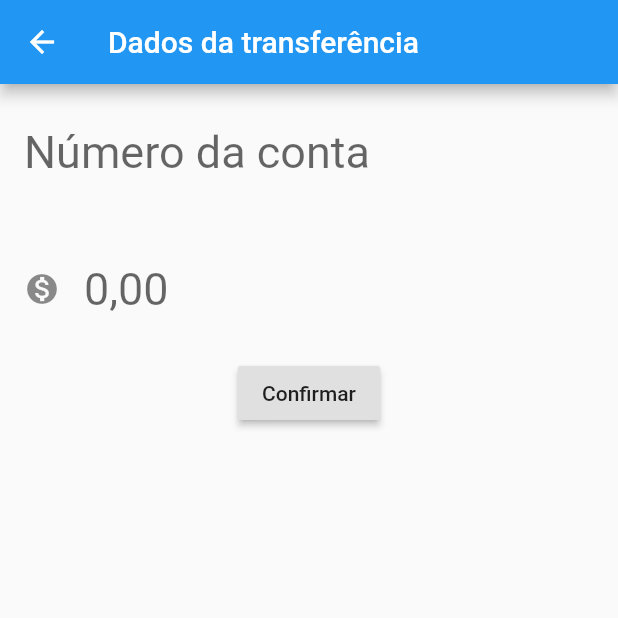
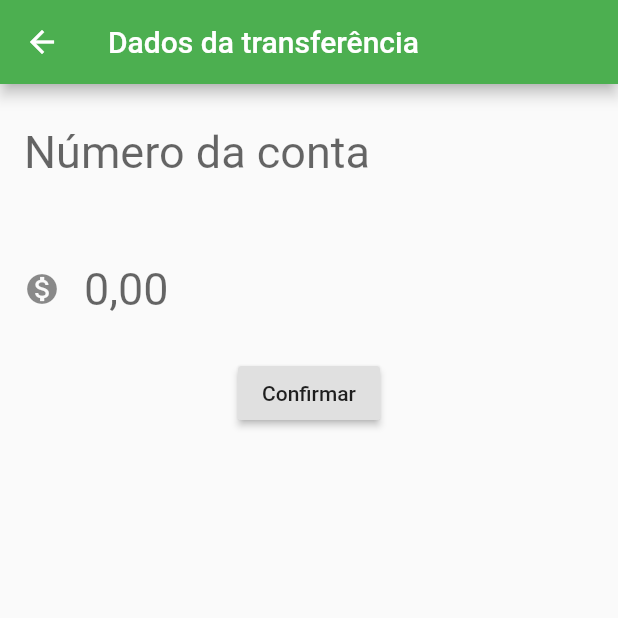
Before and after one commit to alexfelipe/bytebank-flutter, a Flutter app: the screen it shows after launch, after a tap on the "add" icon, on a phone screen of 412 x 824 dp, the top half of it. Run offline on Flutter 3.47's test engine with Material 2 defaults, Android fonts, the phone set to English and light mode, and no system bars.

Commit message:
ajustes e refatoração

```diff
--- a/lib/main.dart
+++ b/lib/main.dart
@@ -1,23 +1,17 @@
 import 'package:bytebank/ui/screens/screens.dart';
 import 'package:flutter/material.dart';
 
-import 'model/models.dart';
+const telaInicial = '/';
 
-void main() => runApp(TelaInicial());
-
-class TelaInicial extends StatelessWidget {
-
-  @override
-  Widget build(BuildContext context) {
-    return MaterialApp(
-      initialRoute: '/',
-      routes: {
-        '/': (context) => ListaTransferencias(),
-        '/form': (context) => FormularioTransferencia(
-            callback: (Transferencia transferenciaCriada) =>
-                print(transferenciaCriada))
-      },
+void main() => runApp(
+      MaterialApp(
+        initialRoute: telaInicial,
+        theme: ThemeData(
+          primaryColor: Colors.green,
+          accentColor: Colors.green[900],
+        ),
+        routes: {
+          telaInicial: (context) => ListaTransferencias(),
+        },
+      ),
     );
-  }
-
-}
--- a/lib/model/models.dart
+++ b/lib/model/models.dart
@@ -1,11 +1,10 @@
 class Transferencia {
-
   final int numeroConta;
   final double valor;
+  final DateTime data = DateTime.now();
 
   Transferencia(this.numeroConta, this.valor);
 
   @override
   String toString() => "$numeroConta - $valor";
-
 }
--- a/lib/ui/components/components.dart
+++ b/lib/ui/components/components.dart
@@ -1,4 +1,3 @@
-import 'package:bytebank/model/models.dart';
 import 'package:flutter/material.dart';
 
 class Editor extends StatelessWidget {
--- a/lib/ui/screens/screens.dart
+++ b/lib/ui/screens/screens.dart
@@ -9,49 +9,58 @@ class ListaTransferencias extends StatefulWidget {
 }
 
 class ListaTransferenciasState extends State<ListaTransferencias> {
-  final List<Transferencia> transferencias = List();
+  final List<Transferencia> _transferencias = List();
+
+  static const _tituloAppBar = "Transferências";
 
   @override
   Widget build(BuildContext context) {
     return Scaffold(
       appBar: AppBar(
-        title: Text("Transferências"),
+        title: Text(_tituloAppBar),
       ),
-      body: ListView.builder(
-          itemCount: transferencias.length,
+      body: transferenciasWidget(),
+      floatingActionButton: FloatingActionButton(
+        child: Icon(Icons.add),
+        onPressed: () {
+          vaiParaFormulario(context);
+        },
+      ),
+    );
+  }
+
+  void vaiParaFormulario(BuildContext context) {
+    Navigator.push(
+        context,
+        MaterialPageRoute(
+            builder: (context) => FormularioTransferencia(
+                  callback: (transferenciaCriada) =>
+                      _transferencias.add(transferenciaCriada),
+                )));
+  }
+
+  ListView transferenciasWidget() => ListView.builder(
+      itemCount: _transferencias.length,
       itemBuilder: (context, indice) {
-            final transferencia = transferencias[indice];
+        final transferencia = _transferencias[indice];
         return ListTile(
           onTap: () {},
           leading: Icon(Icons.monetization_on),
           title: Text(transferencia.valor.toString()),
           subtitle: Text(transferencia.numeroConta.toString()),
         );
-          }),
-      floatingActionButton: FloatingActionButton(
-        child: Icon(Icons.add),
-        onPressed: () {
-          Navigator.push(
-              context,
-              MaterialPageRoute(
-                  builder: (context) => FormularioTransferencia(
-                        callback: (transferenciaCriada) =>
-                            transferencias.add(transferenciaCriada),
-                      )));
-        },
-      ),
-    );
-  }
+      });
 }
 
 class FormularioTransferencia extends StatelessWidget {
   final quandoCriaTransferencia callback;
-
   final _contaController = TextEditingController();
   final _valorController = TextEditingController();
 
-  static const confirmar = "Confirmar";
-  static const dadosDaTransferencia = "Dados da transferência";
+  static const _dicaNumeroConta = "Número da conta";
+  static const _dicaValor = "0,00";
+  static const _confirmar = "Confirmar";
+  static const _dadosDaTransferencia = "Dados da transferência";
 
   FormularioTransferencia({@required this.callback});
 
@@ -59,36 +68,36 @@ class FormularioTransferencia extends StatelessWidget {
   Widget build(BuildContext context) {
     return Scaffold(
       appBar: AppBar(
-        title: Text(dadosDaTransferencia),
+        title: Text(_dadosDaTransferencia),
       ),
-      body: Form(
-        child: Column(
+      body: Column(
         children: <Widget>[
           Editor(
-              dica: "Número da conta",
+            dica: _dicaNumeroConta,
             controlador: _contaController,
             tipoTeclado: TextInputType.number,
           ),
           Editor(
-              dica: "0,00",
+            dica: _dicaValor,
             icone: Icons.monetization_on,
             controlador: _valorController,
             tipoTeclado: TextInputType.number,
           ),
           RaisedButton(
-              child: Text(confirmar),
+            child: Text(_confirmar),
             onPressed: () {
-                final valor = _valorController.text;
-                final conta = _contaController.text;
-                var transferenciaCriada =
-                    Transferencia(int.tryParse(conta), double.tryParse(valor));
-                callback(transferenciaCriada);
+              callback(_criaTransferencia());
               Navigator.pop(context);
             },
           )
         ],
       ),
-      ),
     );
   }
+
+  Transferencia _criaTransferencia() {
+    final valor = _valorController.text;
+    final conta = _contaController.text;
+    return Transferencia(int.tryParse(conta), double.tryParse(valor));
   }
+}
```
Lines whose indentation alone changed are shown as unchanged.
